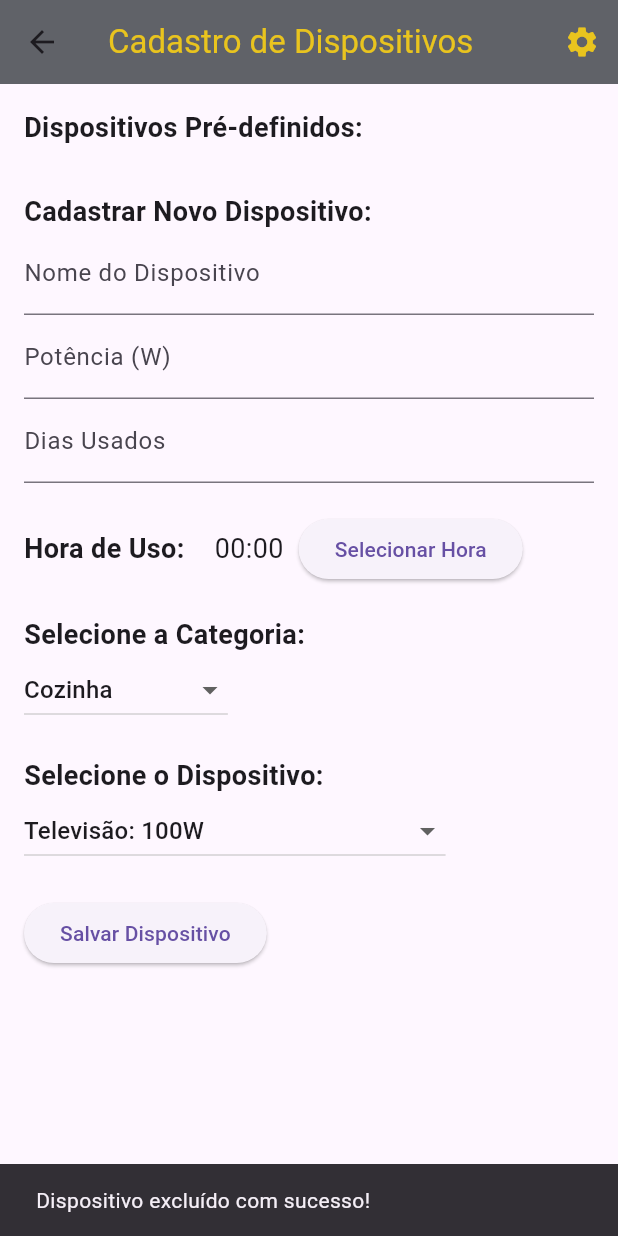
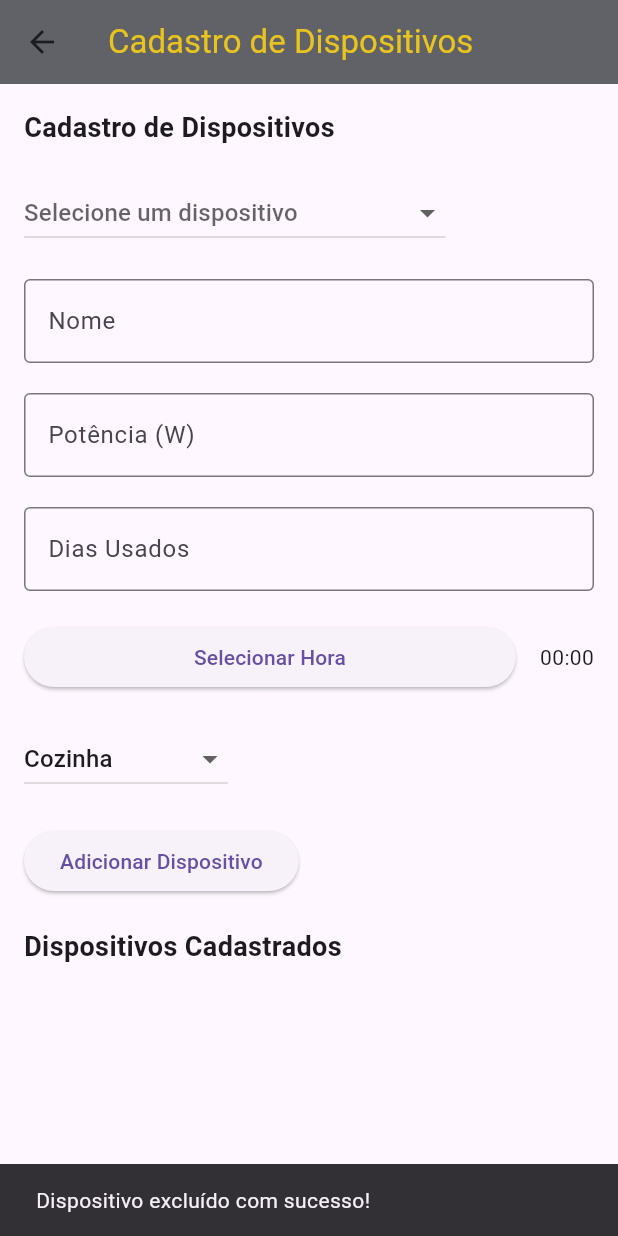
Before and after one commit to anabellypassos/WappControl, a Flutter app: the Tela2 screen opened directly, after a tap on the "delete" icon, on a phone screen of 412 x 824 dp. Run offline on Flutter 3.47's test engine with Material 3 defaults, Android fonts, the phone set to English and light mode, and no system bars; our stand-ins replace cloud_firestore, firebase_core, flutter_mobx, mobx; accounts and stored records are empty; generated files the repository leaves out were written again.

Commit message:
cadastro database

```diff
--- a/lib/pages/tela_2.dart
+++ b/lib/pages/tela_2.dart
@@ -1,6 +1,7 @@
 import 'package:flutter/material.dart';
-import 'configuracao_residencia.dart';
-
+import 'package:flutter/services.dart';
+import 'package:cloud_firestore/cloud_firestore.dart';
+import '../todoModel.dart';
 class Tela2 extends StatefulWidget {
   const Tela2({super.key});
 
@@ -24,15 +25,16 @@ class Tela2State extends State<Tela2> {
   final TextEditingController nameController = TextEditingController();
   final TextEditingController powerController = TextEditingController();
   final TextEditingController daysUsedController = TextEditingController();
+  final TextEditingController taskTitleController = TextEditingController();
 
   TimeOfDay? selectedTime;
   String selectedTimeFormatted = "00:00";
 
   String selectedCategory = 'Cozinha';
-  String selectedDevice = 'Televisão: 100W'; // Adiciona uma variável para o dispositivo selecionado
+  String selectedDevice = '';
   int? selectedIndex;
 
-  final List<String> eletrodomesticosDefinidos = [
+  final List<String> predefinedDevicesList = [
     'Televisão: 100W',
     'Micro-ondas: 1100W',
     'Chuveiro elétrico: 5500W',
@@ -71,7 +73,7 @@ class Tela2State extends State<Tela2> {
     }
   }
 
-  void saveDevice() {
+  Future<void> saveDevice() async {
     final String name = nameController.text;
     final int? power = int.tryParse(powerController.text);
     final int? daysUsed = int.tryParse(daysUsedController.text);
@@ -85,38 +87,62 @@ class Tela2State extends State<Tela2> {
           selectedTime!.hour + (selectedTime!.minute / 60);
       final double totalMinutes = totalHours * 60;
 
-      setState(() {
-        final device = {
-          'name': name,
-          'power': power,
-          'category': selectedCategory,
-          'usage': (selectedIndex == null
+      final device = DeviceModel(
+        name: name,
+        power: power,
+        category: selectedCategory,
+        usage: (selectedIndex == null
                 ? 0.0
                 : predefinedDevices[selectedIndex!]['usage']) +
             totalHours,
-          'usageInMinutes': (selectedIndex == null
+        usageInMinutes: (selectedIndex == null
                 ? 0.0
                 : predefinedDevices[selectedIndex!]['usageInMinutes']) +
             totalMinutes,
-          'daysUsed': daysUsed,
-        };
+        daysUsed: daysUsed,
+      );
 
+      try {
         if (selectedIndex == null) {
-          predefinedDevices.add(device);
+          // Adicionar um novo dispositivo
+          final docRef = await FirebaseFirestore.instance
+              .collection('devices')
+              .add(device.toMap());
+
+          if (mounted) {
+            ScaffoldMessenger.of(context).showSnackBar(
+              SnackBar(content: Text('Dispositivo adicionado com sucesso! ID: ${docRef.id}')),
+            );
+          }
         } else {
-          predefinedDevices[selectedIndex!] = device;
+          // Atualizar um dispositivo existente
+          final docRef = FirebaseFirestore.instance
+              .collection('devices')
+              .doc(predefinedDevices[selectedIndex!]['id']);
+
+          await docRef.update(device.toMap());
+
+          if (mounted) {
+            ScaffoldMessenger.of(context).showSnackBar(
+              const SnackBar(content: Text('Dispositivo atualizado com sucesso!')),
+            );
+          }
         }
 
         _resetForm();
-      });
-
+      } catch (e) {
+        if (mounted) {
           ScaffoldMessenger.of(context).showSnackBar(
-        const SnackBar(content: Text('Dispositivo salvo com sucesso!')),
+            SnackBar(content: Text('Erro ao salvar dispositivo: $e')),
           );
+        }
+      }
     } else {
+      if (mounted) {
         ScaffoldMessenger.of(context).showSnackBar(
           const SnackBar(content: Text('Por favor, preencha todos os campos.')),
         );
+      }
     }
   }
 
@@ -124,9 +150,10 @@ class Tela2State extends State<Tela2> {
     nameController.clear();
     powerController.clear();
     daysUsedController.clear();
+    taskTitleController.clear();
     selectedTimeFormatted = "00:00";
     selectedCategory = categories[0];
-    selectedDevice = eletrodomesticosDefinidos[0]; // Redefine o dispositivo selecionado
+    selectedDevice = '';
     selectedIndex = null;
     selectedTime = null;
   }
@@ -137,7 +164,7 @@ class Tela2State extends State<Tela2> {
     powerController.text = device['power'].toString();
     daysUsedController.text = device['daysUsed'].toString();
     selectedCategory = device['category'];
-    selectedDevice = '${device['name']}: ${device['power']}W'; // Atribuir dispositivo ao editar
+    selectedDevice = '${device['name']}: ${device['power']}W';
     selectedTimeFormatted = _formatTimeFromHours(device['usage']);
     selectedIndex = index;
   }
@@ -149,27 +176,26 @@ class Tela2State extends State<Tela2> {
     return '${hoursPart.toString().padLeft(2, '0')}:${minutesPart.toString().padLeft(2, '0')}';
   }
 
-  void deleteDevice(int index) {
+  void deleteDevice(int index) async {
+    final deviceId = predefinedDevices[index]['id'];
+    try {
+      await FirebaseFirestore.instance.collection('devices').doc(deviceId).delete();
+
       setState(() {
         predefinedDevices.removeAt(index);
       });
 
+      if (mounted) {
         ScaffoldMessenger.of(context).showSnackBar(
           const SnackBar(content: Text('Dispositivo excluído com sucesso!')),
         );
       }
-
-  void _updateFieldsFromDevice(String device) {
-    final parts = device.split(':');
-    if (parts.length == 2) {
-      final name = parts[0].trim();
-      final powerString = parts[1].trim().replaceAll('W', '').trim();
-      final power = int.tryParse(powerString);
-
-      setState(() {
-        nameController.text = name;
-        powerController.text = power?.toString() ?? '';
-      });
+    } catch (e) {
+      if (mounted) {
+        ScaffoldMessenger.of(context).showSnackBar(
+          SnackBar(content: Text('Erro ao excluir dispositivo: $e')),
+        );
+      }
     }
   }
 
@@ -182,52 +208,115 @@ class Tela2State extends State<Tela2> {
           'Cadastro de Dispositivos',
           style: TextStyle(color: Color.fromARGB(255, 233, 196, 30)),
         ),
-        actions: [
-          IconButton(
-            icon: const Icon(
-              Icons.settings,
-              color: Color.fromARGB(255, 233, 196, 30),
-            ),
-            onPressed: () {
-              Navigator.push(
-                context,
-                MaterialPageRoute(
-                  builder: (context) => const ConfiguracaoResidencia(),
-                ),
-              );
-            },
-          ),
-        ],
       ),
       body: SingleChildScrollView(
+        child: Padding(
           padding: const EdgeInsets.all(16.0),
           child: Column(
             crossAxisAlignment: CrossAxisAlignment.start,
-          children: [
+            children: <Widget>[
               const Text(
-              'Dispositivos Pré-definidos:',
+                'Cadastro de Dispositivos',
                 style: TextStyle(fontSize: 18, fontWeight: FontWeight.bold),
               ),
-            const SizedBox(height: 10),
+              const SizedBox(height: 20),
+              DropdownButton<String>(
+                value: selectedDevice.isEmpty ? null : selectedDevice,
+                hint: const Text('Selecione um dispositivo'),
+                onChanged: (String? newValue) {
+                  setState(() {
+                    selectedDevice = newValue!;
+                    final deviceParts = selectedDevice.split(':');
+                    nameController.text = deviceParts[0].trim();
+                    powerController.text = deviceParts[1].trim().replaceAll('W', '');
+                  });
+                },
+                items: predefinedDevicesList.map((String device) {
+                  return DropdownMenuItem<String>(
+                    value: device,
+                    child: Text(device),
+                  );
+                }).toList(),
+              ),
+              const SizedBox(height: 20),
+              TextField(
+                controller: nameController,
+                decoration: const InputDecoration(
+                  labelText: 'Nome',
+                  border: OutlineInputBorder(),
+                ),
+              ),
+              const SizedBox(height: 20),
+              TextField(
+                controller: powerController,
+                decoration: const InputDecoration(
+                  labelText: 'Potência (W)',
+                  border: OutlineInputBorder(),
+                ),
+                keyboardType: TextInputType.number,
+                inputFormatters: [FilteringTextInputFormatter.digitsOnly],
+              ),
+              const SizedBox(height: 20),
+              TextField(
+                controller: daysUsedController,
+                decoration: const InputDecoration(
+                  labelText: 'Dias Usados',
+                  border: OutlineInputBorder(),
+                ),
+                keyboardType: TextInputType.number,
+                inputFormatters: [FilteringTextInputFormatter.digitsOnly],
+              ),
+              const SizedBox(height: 20),
+              Row(
+                children: <Widget>[
+                  Expanded(
+                    child: ElevatedButton(
+                      onPressed: () => pickTime(context),
+                      child: Text('Selecionar Hora'),
+                    ),
+                  ),
+                  const SizedBox(width: 16),
+                  Text(selectedTimeFormatted),
+                ],
+              ),
+              const SizedBox(height: 20),
+              DropdownButton<String>(
+                value: selectedCategory,
+                onChanged: (String? newValue) {
+                  setState(() {
+                    selectedCategory = newValue!;
+                  });
+                },
+                items: categories.map((String category) {
+                  return DropdownMenuItem<String>(
+                    value: category,
+                    child: Text(category),
+                  );
+                }).toList(),
+              ),
+              const SizedBox(height: 20),
+              ElevatedButton(
+                onPressed: saveDevice,
+                child: Text(selectedIndex == null ? 'Adicionar Dispositivo' : 'Atualizar Dispositivo'),
+              ),
+              const SizedBox(height: 20),
+              const Text(
+                'Dispositivos Cadastrados',
+                style: TextStyle(fontSize: 18, fontWeight: FontWeight.bold),
+              ),
+              const SizedBox(height: 20),
               ListView.builder(
                 shrinkWrap: true,
-              physics: const NeverScrollableScrollPhysics(),
                 itemCount: predefinedDevices.length,
                 itemBuilder: (context, index) {
                   final device = predefinedDevices[index];
-                final int totalMinutes = (device['usage'] * 60).toInt();
-                final int hours = totalMinutes ~/ 60;
-                final int minutes = totalMinutes % 60;
-                final int daysUsed = device['daysUsed'];
-                final double dailyUsageInMinutes =
-                    device['usageInMinutes'] / daysUsed;
-                return ListTile(
-                  title: Text('${device['name']} - ${device['power']}W'),
-                  subtitle: Text(
-                      'Categoria: ${device['category']}\nUso total: ${hours.toString().padLeft(2, '0')}h ${minutes.toString().padLeft(2, '0')}m\nUso diário: ${dailyUsageInMinutes.toStringAsFixed(2)} minutos'),
+                  return Card(
+                    child: ListTile(
+                      title: Text(device['name']),
+                      subtitle: Text('Potência: ${device['power']}W\nCategoria: ${device['category']}'),
                       trailing: Row(
                         mainAxisSize: MainAxisSize.min,
-                    children: [
+                        children: <Widget>[
                           IconButton(
                             icon: const Icon(Icons.edit),
                             onPressed: () => editDevice(index),
@@ -238,94 +327,12 @@ class Tela2State extends State<Tela2> {
                           ),
                         ],
                       ),
+                    ),
                   );
                 },
               ),
-            const SizedBox(height: 20),
-            const Text(
-              'Cadastrar Novo Dispositivo:',
-              style: TextStyle(fontSize: 18, fontWeight: FontWeight.bold),
-            ),
-            TextField(
-              controller: nameController,
-              decoration:
-                  const InputDecoration(labelText: 'Nome do Dispositivo'),
-            ),
-            TextField(
-              controller: powerController,
-              decoration: const InputDecoration(labelText: 'Potência (W)'),
-              keyboardType: TextInputType.number,
-            ),
-            TextField(
-              controller: daysUsedController,
-              decoration: const InputDecoration(labelText: 'Dias Usados'),
-              keyboardType: TextInputType.number,
-            ),
-            const SizedBox(height: 20),
-            Row(
-              children: [
-                const Text(
-                  'Hora de Uso:',
-                  style: TextStyle(fontSize: 18, fontWeight: FontWeight.bold),
-                ),
-                const SizedBox(width: 20),
-                Text(
-                  selectedTimeFormatted,
-                  style: const TextStyle(fontSize: 18),
-                ),
-                const SizedBox(width: 10),
-                ElevatedButton(
-                  onPressed: () => pickTime(context),
-                  child: const Text('Selecionar Hora'),
-                ),
             ],
           ),
-            const SizedBox(height: 20),
-            const Text(
-              'Selecione a Categoria:',
-              style: TextStyle(fontSize: 18, fontWeight: FontWeight.bold),
-            ),
-            DropdownButton<String>(
-              value: selectedCategory,
-              onChanged: (String? newValue) {
-                setState(() {
-                  selectedCategory = newValue!;
-                });
-              },
-              items: categories.map<DropdownMenuItem<String>>((String category) {
-                return DropdownMenuItem<String>(
-                  value: category,
-                  child: Text(category),
-                );
-              }).toList(),
-            ),
-            const SizedBox(height: 20),
-            const Text(
-              'Selecione o Dispositivo:',
-              style: TextStyle(fontSize: 18, fontWeight: FontWeight.bold),
-            ),
-            DropdownButton<String>(
-              value: selectedDevice,
-              onChanged: (String? newValue) {
-                setState(() {
-                  selectedDevice = newValue!;
-                  _updateFieldsFromDevice(selectedDevice); // Atualiza os campos com o dispositivo selecionado
-                });
-              },
-              items: eletrodomesticosDefinidos
-                  .map<DropdownMenuItem<String>>((String device) {
-                return DropdownMenuItem<String>(
-                  value: device,
-                  child: Text(device),
-                );
-              }).toList(),
-            ),
-            const SizedBox(height: 20),
-            ElevatedButton(
-              onPressed: saveDevice,
-              child: const Text('Salvar Dispositivo'),
-            ),
-          ],
         ),
       ),
     );
--- /dev/null
+++ b/lib/todoModel.dart
@@ -0,0 +1,62 @@
+import 'package:cloud_firestore/cloud_firestore.dart';
+
+class DeviceModel {
+  final String name;
+  final int power;
+  final String category;
+  final double usage;
+  final double usageInMinutes;
+  final int daysUsed;
+
+  DeviceModel({
+    required this.name,
+    required this.power,
+    required this.category,
+    required this.usage,
+    required this.usageInMinutes,
+    required this.daysUsed,
+  });
+
+  // Construtor Factory para converter JSON em objeto Dart
+  factory DeviceModel.fromJson(Map<String, dynamic> json) {
+    return DeviceModel(
+      name: json['name'],
+      power: json['power'],
+      category: json['category'],
+      usage: json['usage'].toDouble(),
+      usageInMinutes: json['usageInMinutes'].toDouble(),
+      daysUsed: json['daysUsed'],
+    );
+  }
+
+  // Método para converter objeto Dart em um Map
+  Map<String, dynamic> toMap() {
+    return {
+      'name': name,
+      'power': power,
+      'category': category,
+      'usage': usage,
+      'usageInMinutes': usageInMinutes,
+      'daysUsed': daysUsed,
+    };
+  }
+
+  // Método para criar uma cópia do objeto com alterações opcionais
+  DeviceModel copyWith({
+    String? name,
+    int? power,
+    String? category,
+    double? usage,
+    double? usageInMinutes,
+    int? daysUsed,
+  }) {
+    return DeviceModel(
+      name: name ?? this.name,
+      power: power ?? this.power,
+      category: category ?? this.category,
+      usage: usage ?? this.usage,
+      usageInMinutes: usageInMinutes ?? this.usageInMinutes,
+      daysUsed: daysUsed ?? this.daysUsed,
+    );
+  }
+}
--- a/pubspec.yaml
+++ b/pubspec.yaml
@@ -14,6 +14,7 @@ dependencies:
   firebase_core: ^3.3.0
   mobx: ^2.3.3+2
   flutter_mobx: ^2.0.0
+  cloud_firestore: ^5.2.1
 
 dev_dependencies:
   flutter_test:
```
Also changed, not shown: pubspec.lock, 3 other files. Lines whose indentation alone changed are shown as unchanged.
